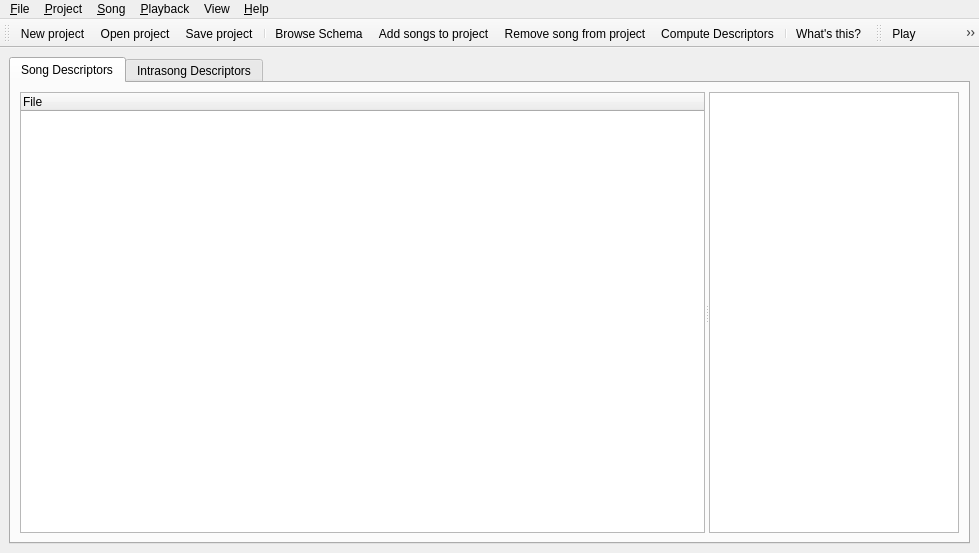
Above: CLAM_Annotator/src/Annotator.ui from clam-project/clam before the change. Below: the same form after it.
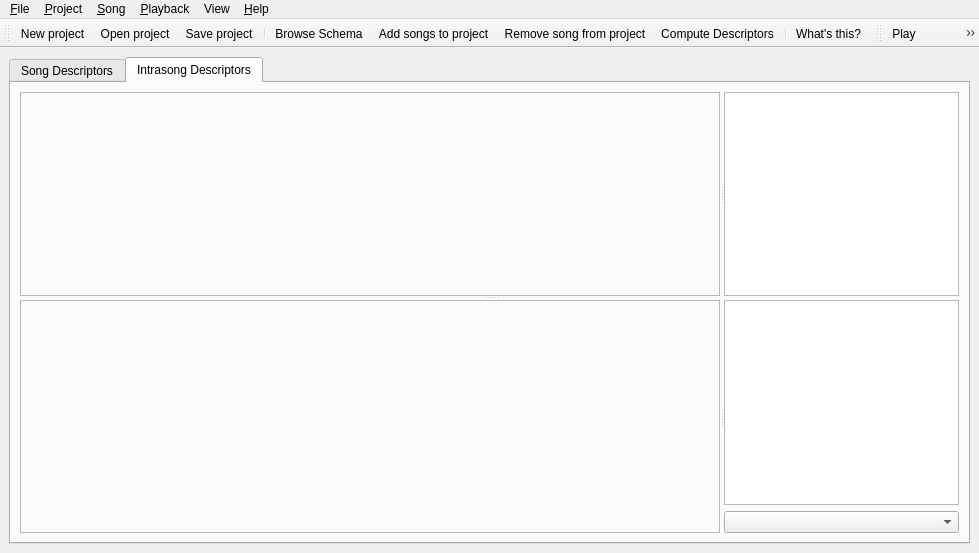
That is the form after the change. The open tabs and pages were chosen to show the change. Icons and pictures are not drawn.

Commit message: Solidarity among spliters on frame and segment views

Patch:
```diff
--- a/CLAM_Annotator/src/Annotator.ui
+++ b/CLAM_Annotator/src/Annotator.ui
@@ -126,7 +126,7 @@
         </item>
        </layout>
       </widget>
-      <widget class="QWidget" name="tab" >
+      <widget class="QWidget" name="mIntrasongLevelTab" >
        <attribute name="title" >
         <string>Intrasong Descriptors</string>
        </attribute>
@@ -195,7 +195,7 @@
             </property>
            </widget>
           </widget>
-          <widget class="QSplitter" name="splitter" >
+          <widget class="QSplitter" name="mSegmentEditorSplit" >
            <property name="midLineWidth" >
             <number>4</number>
            </property>
```
Left out of the diff: 8 changed lines with no effect on the pictures. The commit also changes 2 other files.
